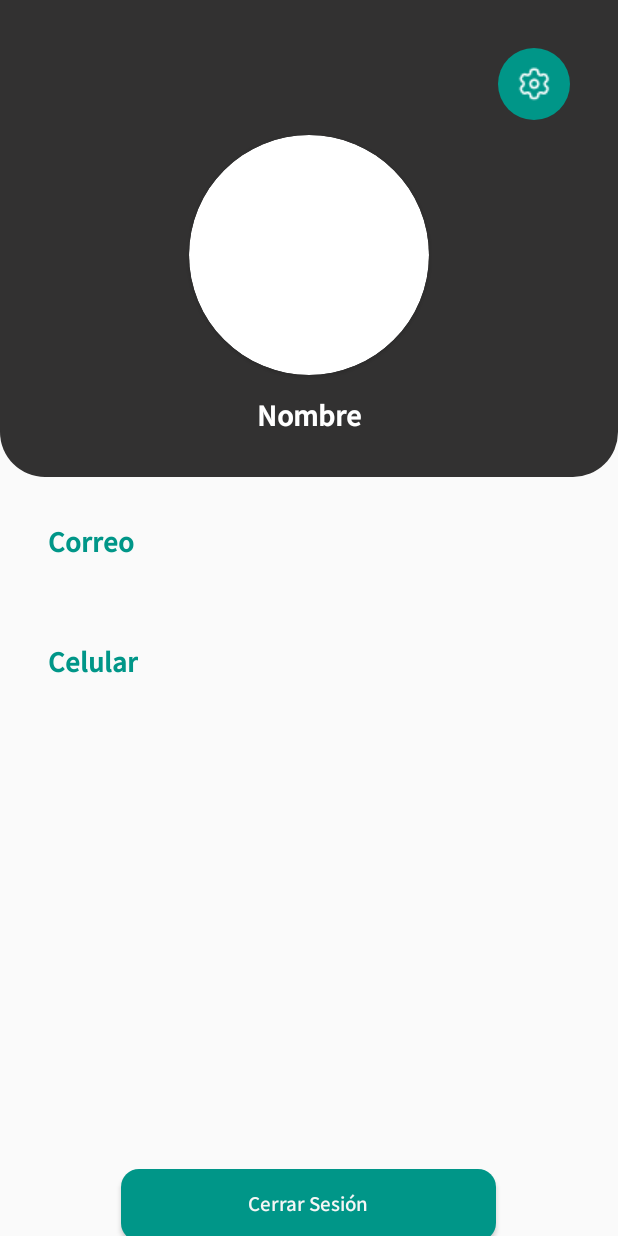
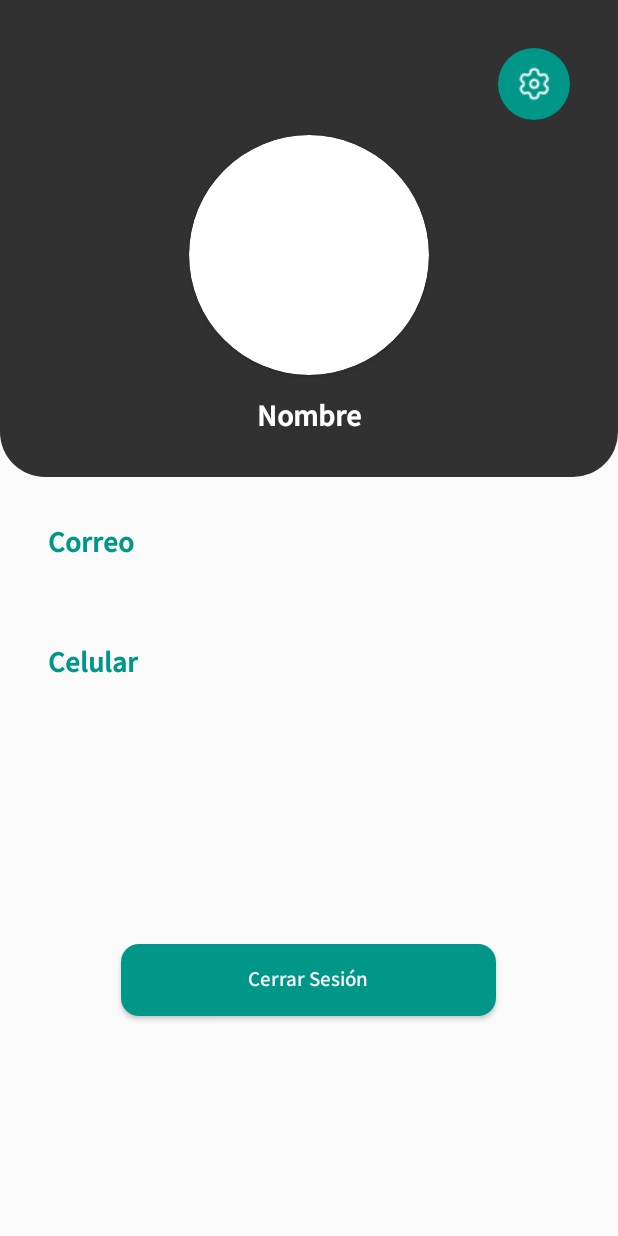
Before and after one commit to JuanP0411/FiuFiu2, an Android app: the fragment SellerProfileFragment shown on its own in the app's theme, on a phone screen of 412 x 824 dp. Run offline under Robolectric (Android 15) with nearby library versions, the phone set to English and light mode, and no system bars; our stand-ins replace Firebase (no records; nobody signed in at launch, a user with empty details on screens opened directly); 4 statements that could not run were skipped.

Commit message:
Changes in some classes and logout button

```diff
--- a/app/src/main/java/com/icesi/fiufiu/consumer/ConsumerEditProfile.kt
+++ b/app/src/main/java/com/icesi/fiufiu/consumer/ConsumerEditProfile.kt
@@ -39,14 +39,13 @@ class ConsumerEditProfile : AppCompatActivity() {
 
     fun loadInformation(user: User){
         binding.nameEdit.setText(user.name)
-        binding.passEdit.setText(user.password)
+
         binding.phoneEdit.setText(user.phone)
         Util.loadImage(user.img,binding.profilephotoedit,"profile")
     }
 
     fun updateInformation(user: User){
         user.name = binding.nameEdit.text.toString()
-        user.password = binding.passEdit.text.toString()
         user.phone = binding.phoneEdit.text.toString()
     }
 }
--- a/app/src/main/java/com/icesi/fiufiu/consumer/ConsumerSignupActivity.kt
+++ b/app/src/main/java/com/icesi/fiufiu/consumer/ConsumerSignupActivity.kt
@@ -35,7 +35,7 @@ class ConsumerSignupActivity : AppCompatActivity() {
 
                 Firebase.auth.createUserWithEmailAndPassword(email, password).addOnSuccessListener{
                     var id = Firebase.auth.currentUser?.uid
-                    var user = User(id.toString(), name, email, password,"","","consumer")
+                    var user = User(id.toString(), name, email,"","","consumer")
 
                     Firebase.firestore.collection("users")
                         .document(user.id)
--- a/app/src/main/java/com/icesi/fiufiu/seller/SellerEditProfileActivity.kt
+++ b/app/src/main/java/com/icesi/fiufiu/seller/SellerEditProfileActivity.kt
@@ -53,7 +53,7 @@ class SellerEditProfileActivity : AppCompatActivity() {
     private fun loadInfo() {
         binding.nameMarketEdit.setText(service.marketName)
         binding.descriptionMarketEdit.setText(service.marketDescription)
-        binding.passwordSellerEdit.setText(seller.password)
+
         binding.phoneMarketEdit.setText(service.phoneNumber)
     }
 }
--- a/app/src/main/res/layout/fragment_consumer_profile.xml
+++ b/app/src/main/res/layout/fragment_consumer_profile.xml
@@ -86,7 +86,7 @@
         android:layout_width="250dp"
         android:layout_height="wrap_content"
         android:layout_marginStart="32dp"
-        android:layout_marginTop="300dp"
+        android:layout_marginTop="150dp"
         android:layout_marginEnd="32dp"
         android:background="@drawable/style_bottom"
         android:backgroundTint="#009688"
--- a/app/src/main/res/layout/fragment_seller_profile.xml
+++ b/app/src/main/res/layout/fragment_seller_profile.xml
@@ -89,12 +89,12 @@
         android:layout_width="250dp"
         android:layout_height="wrap_content"
         android:layout_marginStart="32dp"
-        android:layout_marginTop="300dp"
+        android:layout_marginTop="150dp"
         android:layout_marginEnd="32dp"
         android:background="@drawable/style_bottom"
         android:backgroundTint="#009688"
+        android:fontFamily="@font/mada_medium"
         android:text="Cerrar Sesión"
-        android:fontFamily="@font/mada_medium"
         android:textAllCaps="false"
         android:textColor="@color/gray"
         app:layout_constraintEnd_toEndOf="parent"
```
